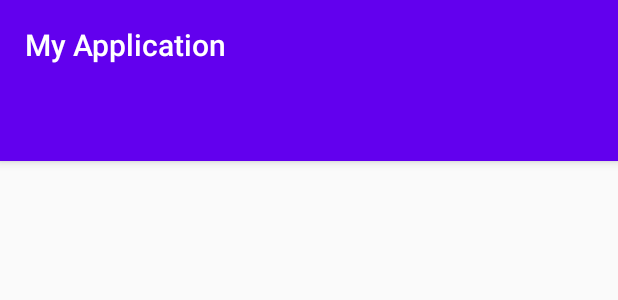
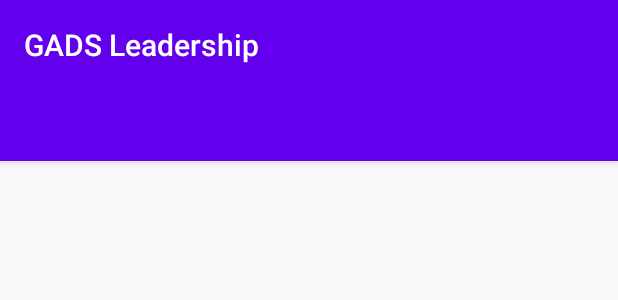
Before and after one commit to Mostafico/gadstest, an Android app: the layout activity_main.xml on its own in the app's theme, with its tools: preview values and no code run, on a phone screen of 412 x 824 dp. Shown: the top 300 px of the screen. Run offline under Robolectric (Android 15) with nearby library versions, the phone set to English and light mode, and no system bars.

Commit message:
Updated App Name

```diff
--- a/app/src/main/java/com/example/myapplication/ui/main/PageViewModel.java
+++ b/app/src/main/java/com/example/myapplication/ui/main/PageViewModel.java
@@ -18,8 +18,4 @@ public class PageViewModel extends ViewModel {
     public void setIndex(int index) {
         mIndex.setValue(index);
     }
-
-    public LiveData<String> getText() {
-        return mText;
-    }
 }
--- a/app/src/main/res/values/strings.xml
+++ b/app/src/main/res/values/strings.xml
@@ -1,5 +1,5 @@
 <resources>
-    <string name="app_name">My Application</string>
+    <string name="app_name">GADS Leadership</string>
     <string name="tab_text_1">Learning Leaders</string>
     <string name="tab_text_2">Skill IQ Leaders</string>
 </resources>
```
